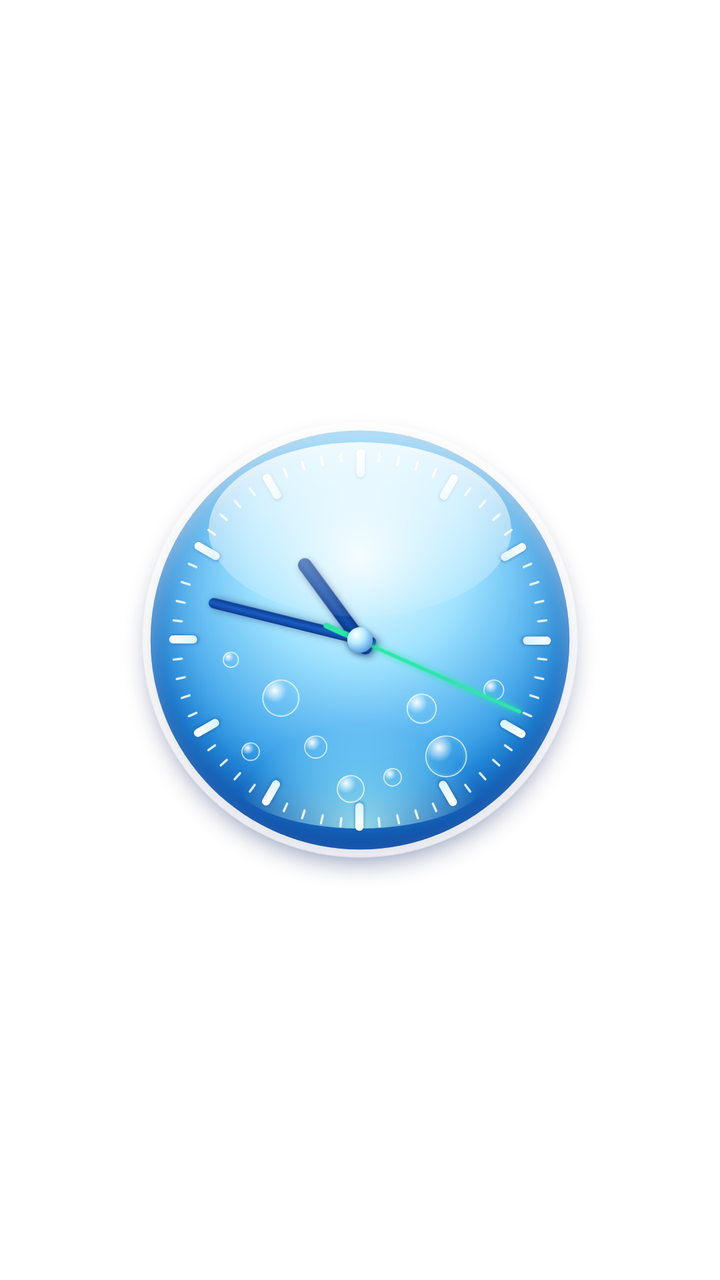
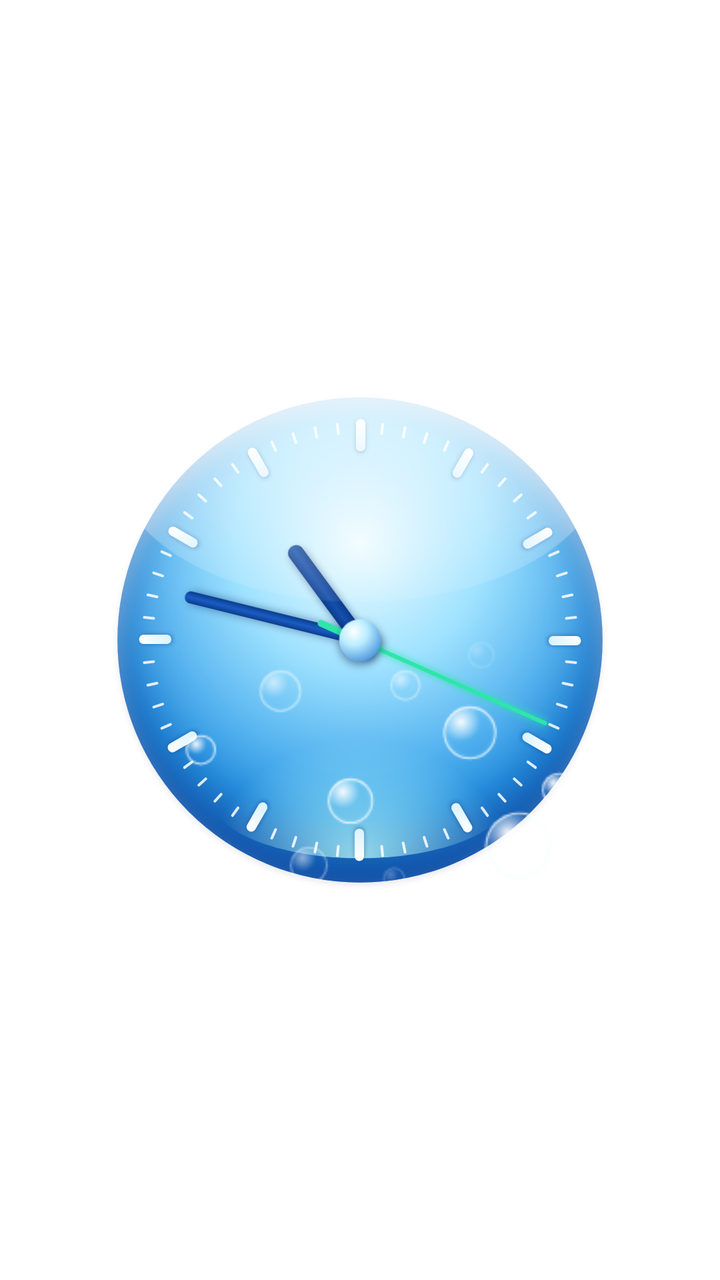

Screens rendered from an Android XML layout before and after an edit, with the pre-edit source and the edit as a unified diff.
<!-- AndroidManifest.xml: fallback theme Theme.MaterialComponents.DayNight.NoActionBar -->
<!-- res/layout/widget_aqua_orb.xml -->
<?xml version="1.0" encoding="utf-8"?>
<FrameLayout xmlns:android="http://schemas.android.com/apk/res/android"
    android:id="@+id/root"
    android:layout_width="match_parent"
    android:layout_height="match_parent"
    android:contentDescription="@string/widget_name">

    <AnalogClock
        android:id="@+id/clock"
        android:layout_width="match_parent"
        android:layout_height="match_parent"
        android:layout_gravity="center"
        android:dial="@drawable/dial"
        android:hand_hour="@drawable/hand_hour"
        android:hand_minute="@drawable/hand_minute"
        android:hand_second="@drawable/hand_second" />

    
    <ImageView
        android:layout_width="match_parent"
        android:layout_height="match_parent"
        android:layout_gravity="center"
        android:importantForAccessibility="no"
        android:scaleType="centerInside"
        android:src="@drawable/overlay" />

</FrameLayout>
<!-- resources referenced by this layout -->
<resources>
  <!-- drawable dial: png bitmap (drawable-nodpi, 531476 bytes) -->
  <!-- drawable hand_hour: png bitmap (drawable-nodpi, 25653 bytes) -->
  <!-- drawable hand_minute: png bitmap (drawable-nodpi, 26435 bytes) -->
  <!-- drawable hand_second: png bitmap (drawable-nodpi, 18093 bytes) -->
  <!-- drawable overlay: png bitmap (drawable-nodpi, 33624 bytes) -->
  <string name="widget_name">Aqua Orb</string>
</resources>

<!-- the commit's change to res/layout/widget_aqua_orb.xml (unified diff, before → after) -->
@@ -15,13 +15,201 @@
         android:hand_minute="@drawable/hand_minute"
         android:hand_second="@drawable/hand_second" />
 
-    
+    <ViewFlipper
+        android:id="@+id/bubbles"
+        android:layout_width="match_parent"
+        android:layout_height="match_parent"
+        android:layout_gravity="center"
+        android:autoStart="true"
+        android:flipInterval="100">
+        <ImageView
+            android:layout_width="match_parent"
+            android:layout_height="match_parent"
+            android:importantForAccessibility="no"
+            android:scaleType="fitCenter"
+            android:src="@drawable/bubbles_00" />
+        <ImageView
+            android:layout_width="match_parent"
+            android:layout_height="match_parent"
+            android:importantForAccessibility="no"
+            android:scaleType="fitCenter"
+            android:src="@drawable/bubbles_01" />
+        <ImageView
+            android:layout_width="match_parent"
+            android:layout_height="match_parent"
+            android:importantForAccessibility="no"
+            android:scaleType="fitCenter"
+            android:src="@drawable/bubbles_02" />
+        <ImageView
+            android:layout_width="match_parent"
+            android:layout_height="match_parent"
+            android:importantForAccessibility="no"
+            android:scaleType="fitCenter"
+            android:src="@drawable/bubbles_03" />
+        <ImageView
+            android:layout_width="match_parent"
+            android:layout_height="match_parent"
+            android:importantForAccessibility="no"
+            android:scaleType="fitCenter"
+            android:src="@drawable/bubbles_04" />
+        <ImageView
+            android:layout_width="match_parent"
+            android:layout_height="match_parent"
+            android:importantForAccessibility="no"
+            android:scaleType="fitCenter"
+            android:src="@drawable/bubbles_05" />
+        <ImageView
+            android:layout_width="match_parent"
+            android:layout_height="match_parent"
+            android:importantForAccessibility="no"
+            android:scaleType="fitCenter"
+            android:src="@drawable/bubbles_06" />
+        <ImageView
+            android:layout_width="match_parent"
+            android:layout_height="match_parent"
+            android:importantForAccessibility="no"
+            android:scaleType="fitCenter"
+            android:src="@drawable/bubbles_07" />
+        <ImageView
+            android:layout_width="match_parent"
+            android:layout_height="match_parent"
+            android:importantForAccessibility="no"
+            android:scaleType="fitCenter"
+            android:src="@drawable/bubbles_08" />
+        <ImageView
+            android:layout_width="match_parent"
+            android:layout_height="match_parent"
+            android:importantForAccessibility="no"
+            android:scaleType="fitCenter"
+            android:src="@drawable/bubbles_09" />
+        <ImageView
+            android:layout_width="match_parent"
+            android:layout_height="match_parent"
+            android:importantForAccessibility="no"
+            android:scaleType="fitCenter"
+            android:src="@drawable/bubbles_10" />
+        <ImageView
+            android:layout_width="match_parent"
+            android:layout_height="match_parent"
+            android:importantForAccessibility="no"
+            android:scaleType="fitCenter"
+            android:src="@drawable/bubbles_11" />
+        <ImageView
+            android:layout_width="match_parent"
+            android:layout_height="match_parent"
+            android:importantForAccessibility="no"
+            android:scaleType="fitCenter"
+            android:src="@drawable/bubbles_12" />
+        <ImageView
+            android:layout_width="match_parent"
+            android:layout_height="match_parent"
+            android:importantForAccessibility="no"
+            android:scaleType="fitCenter"
+            android:src="@drawable/bubbles_13" />
+        <ImageView
+            android:layout_width="match_parent"
+            android:layout_height="match_parent"
+            android:importantForAccessibility="no"
+            android:scaleType="fitCenter"
+            android:src="@drawable/bubbles_14" />
+        <ImageView
+            android:layout_width="match_parent"
+            android:layout_height="match_parent"
+            android:importantForAccessibility="no"
+            android:scaleType="fitCenter"
+            android:src="@drawable/bubbles_15" />
+        <ImageView
+            android:layout_width="match_parent"
+            android:layout_height="match_parent"
+            android:importantForAccessibility="no"
+            android:scaleType="fitCenter"
+            android:src="@drawable/bubbles_16" />
+        <ImageView
+            android:layout_width="match_parent"
+            android:layout_height="match_parent"
+            android:importantForAccessibility="no"
+            android:scaleType="fitCenter"
+            android:src="@drawable/bubbles_17" />
+        <ImageView
+            android:layout_width="match_parent"
+            android:layout_height="match_parent"
+            android:importantForAccessibility="no"
+            android:scaleType="fitCenter"
+            android:src="@drawable/bubbles_18" />
+        <ImageView
+            android:layout_width="match_parent"
+            android:layout_height="match_parent"
+            android:importantForAccessibility="no"
+            android:scaleType="fitCenter"
+            android:src="@drawable/bubbles_19" />
+        <ImageView
+            android:layout_width="match_parent"
+            android:layout_height="match_parent"
+            android:importantForAccessibility="no"
+            android:scaleType="fitCenter"
+            android:src="@drawable/bubbles_20" />
+        <ImageView
+            android:layout_width="match_parent"
+            android:layout_height="match_parent"
+            android:importantForAccessibility="no"
+            android:scaleType="fitCenter"
+            android:src="@drawable/bubbles_21" />
+        <ImageView
+            android:layout_width="match_parent"
+            android:layout_height="match_parent"
+            android:importantForAccessibility="no"
+            android:scaleType="fitCenter"
+            android:src="@drawable/bubbles_22" />
+        <ImageView
+            android:layout_width="match_parent"
+            android:layout_height="match_parent"
+            android:importantForAccessibility="no"
+            android:scaleType="fitCenter"
+            android:src="@drawable/bubbles_23" />
+        <ImageView
+            android:layout_width="match_parent"
+            android:layout_height="match_parent"
+            android:importantForAccessibility="no"
+            android:scaleType="fitCenter"
+            android:src="@drawable/bubbles_24" />
+        <ImageView
+            android:layout_width="match_parent"
+            android:layout_height="match_parent"
+            android:importantForAccessibility="no"
+            android:scaleType="fitCenter"
+            android:src="@drawable/bubbles_25" />
+        <ImageView
+            android:layout_width="match_parent"
+            android:layout_height="match_parent"
+            android:importantForAccessibility="no"
+            android:scaleType="fitCenter"
+            android:src="@drawable/bubbles_26" />
+        <ImageView
+            android:layout_width="match_parent"
+            android:layout_height="match_parent"
+            android:importantForAccessibility="no"
+            android:scaleType="fitCenter"
+            android:src="@drawable/bubbles_27" />
+        <ImageView
+            android:layout_width="match_parent"
+            android:layout_height="match_parent"
+            android:importantForAccessibility="no"
+            android:scaleType="fitCenter"
+            android:src="@drawable/bubbles_28" />
+        <ImageView
+            android:layout_width="match_parent"
+            android:layout_height="match_parent"
+            android:importantForAccessibility="no"
+            android:scaleType="fitCenter"
+            android:src="@drawable/bubbles_29" />
+    </ViewFlipper>
+
     <ImageView
         android:layout_width="match_parent"
         android:layout_height="match_parent"
         android:layout_gravity="center"
         android:importantForAccessibility="no"
-        android:scaleType="centerInside"
+        android:scaleType="fitCenter"
         android:src="@drawable/overlay" />
 
 </FrameLayout>
<!-- resource entries referenced after the edit -->
@@ -1,10 +1,40 @@
 <!-- resources referenced by this layout -->
 <resources>
-  <!-- drawable dial: png bitmap (drawable-nodpi, 531476 bytes) -->
-  <!-- drawable hand_hour: png bitmap (drawable-nodpi, 25653 bytes) -->
-  <!-- drawable hand_minute: png bitmap (drawable-nodpi, 26435 bytes) -->
-  <!-- drawable hand_second: png bitmap (drawable-nodpi, 18093 bytes) -->
-  <!-- drawable overlay: png bitmap (drawable-nodpi, 33624 bytes) -->
+  <!-- drawable bubbles_00: png bitmap (drawable-nodpi, 17565 bytes) -->
+  <!-- drawable bubbles_01: png bitmap (drawable-nodpi, 18954 bytes) -->
+  <!-- drawable bubbles_02: png bitmap (drawable-nodpi, 19206 bytes) -->
+  <!-- drawable bubbles_03: png bitmap (drawable-nodpi, 18815 bytes) -->
+  <!-- drawable bubbles_04: png bitmap (drawable-nodpi, 19294 bytes) -->
+  <!-- drawable bubbles_05: png bitmap (drawable-nodpi, 19099 bytes) -->
+  <!-- drawable bubbles_06: png bitmap (drawable-nodpi, 18810 bytes) -->
+  <!-- drawable bubbles_07: png bitmap (drawable-nodpi, 18578 bytes) -->
+  <!-- drawable bubbles_08: png bitmap (drawable-nodpi, 18679 bytes) -->
+  <!-- drawable bubbles_09: png bitmap (drawable-nodpi, 18053 bytes) -->
+  <!-- drawable bubbles_10: png bitmap (drawable-nodpi, 18541 bytes) -->
+  <!-- drawable bubbles_11: png bitmap (drawable-nodpi, 18356 bytes) -->
+  <!-- drawable bubbles_12: png bitmap (drawable-nodpi, 18644 bytes) -->
+  <!-- drawable bubbles_13: png bitmap (drawable-nodpi, 18975 bytes) -->
+  <!-- drawable bubbles_14: png bitmap (drawable-nodpi, 19148 bytes) -->
+  <!-- drawable bubbles_15: png bitmap (drawable-nodpi, 19349 bytes) -->
+  <!-- drawable bubbles_16: png bitmap (drawable-nodpi, 19507 bytes) -->
+  <!-- drawable bubbles_17: png bitmap (drawable-nodpi, 19333 bytes) -->
+  <!-- drawable bubbles_18: png bitmap (drawable-nodpi, 18648 bytes) -->
+  <!-- drawable bubbles_19: png bitmap (drawable-nodpi, 18668 bytes) -->
+  <!-- drawable bubbles_20: png bitmap (drawable-nodpi, 18562 bytes) -->
+  <!-- drawable bubbles_21: png bitmap (drawable-nodpi, 18612 bytes) -->
+  <!-- drawable bubbles_22: png bitmap (drawable-nodpi, 18362 bytes) -->
+  <!-- drawable bubbles_23: png bitmap (drawable-nodpi, 18237 bytes) -->
+  <!-- drawable bubbles_24: png bitmap (drawable-nodpi, 17267 bytes) -->
+  <!-- drawable bubbles_25: png bitmap (drawable-nodpi, 17743 bytes) -->
+  <!-- drawable bubbles_26: png bitmap (drawable-nodpi, 18467 bytes) -->
+  <!-- drawable bubbles_27: png bitmap (drawable-nodpi, 18900 bytes) -->
+  <!-- drawable bubbles_28: png bitmap (drawable-nodpi, 18825 bytes) -->
+  <!-- drawable bubbles_29: png bitmap (drawable-nodpi, 18460 bytes) -->
+  <!-- drawable dial: png bitmap (drawable-nodpi, 579972 bytes) -->
+  <!-- drawable hand_hour: png bitmap (drawable-nodpi, 27886 bytes) -->
+  <!-- drawable hand_minute: png bitmap (drawable-nodpi, 28815 bytes) -->
+  <!-- drawable hand_second: png bitmap (drawable-nodpi, 18139 bytes) -->
+  <!-- drawable overlay: png bitmap (drawable-nodpi, 39725 bytes) -->
   <string name="widget_name">Aqua Orb</string>
 </resources>
 
